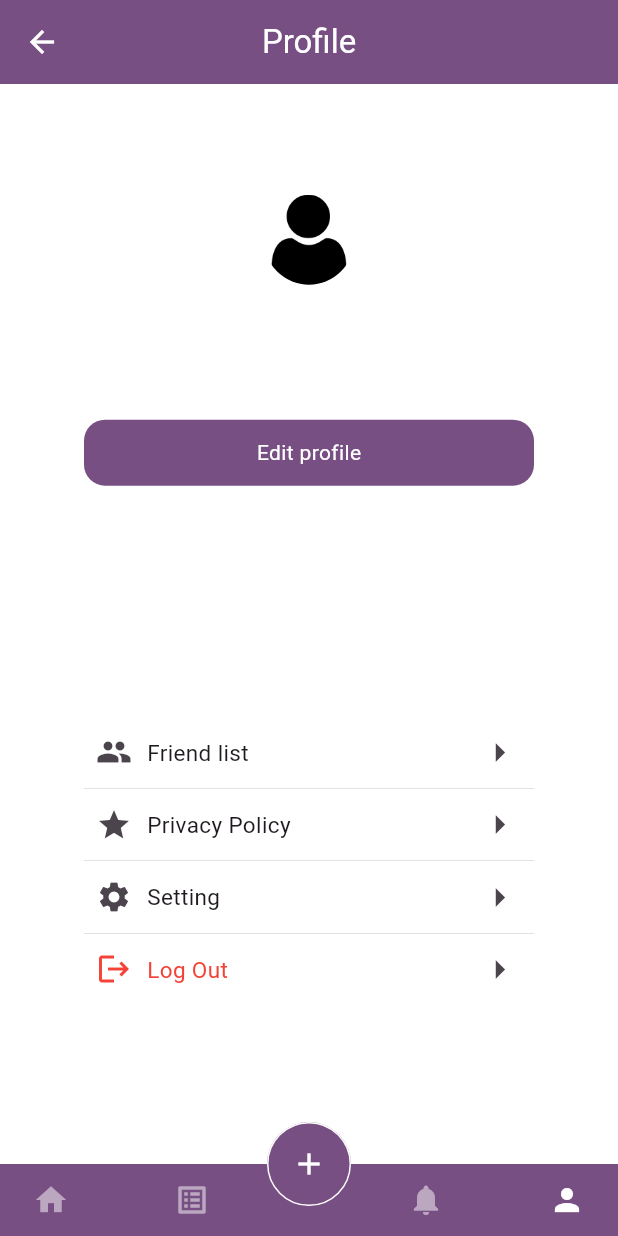
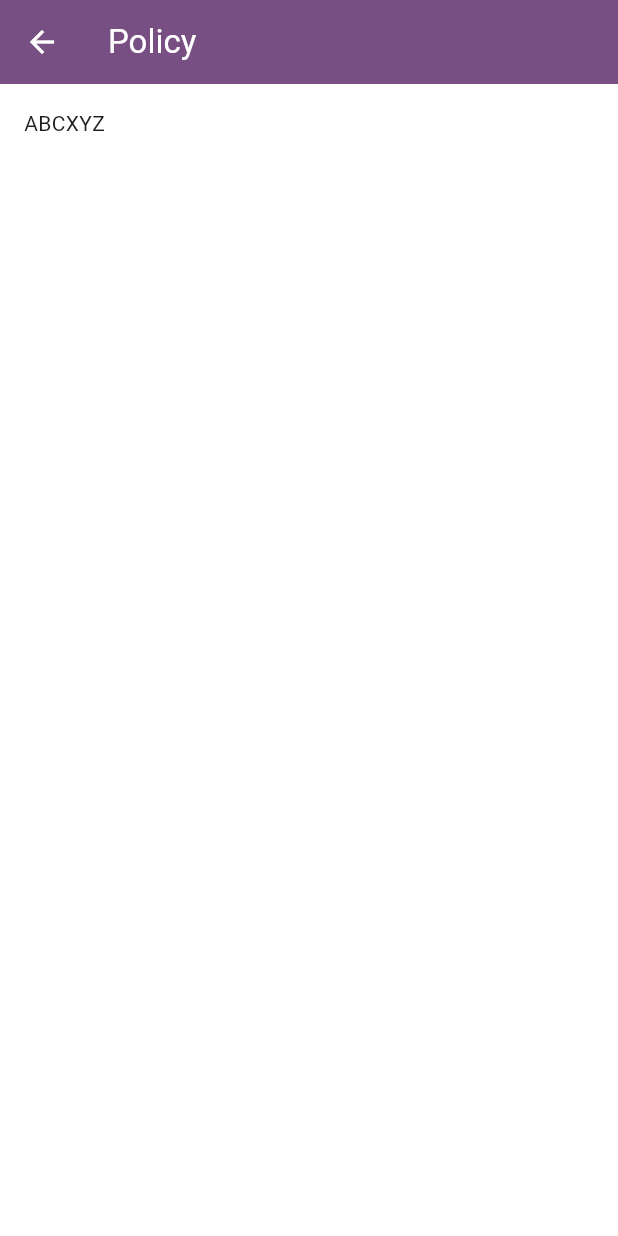
Before and after one commit to DangCaoHau2004/task_manager_app, a Flutter app: the screen it shows once a user with an empty profile is signed in, item 4 of the bottom bar chosen, after a tap on "Privacy Policy", on a phone screen of 412 x 824 dp. Run offline on Flutter 3.47's test engine with Material 3 defaults, Android fonts, the phone set to English and light mode, and no system bars; our stand-ins replace cloud_firestore, firebase_auth, firebase_core, flutter_riverpod, percent_indicator, shared_preferences; accounts and stored records are empty.

```diff
--- /dev/null
+++ b/lib/screens/policy.dart
@@ -0,0 +1,17 @@
+import 'package:flutter/material.dart';
+
+class Policy extends StatelessWidget {
+  const Policy({super.key});
+  @override
+  Widget build(BuildContext context) {
+    return Scaffold(
+      appBar: AppBar(
+        title: const Text("Policy"),
+      ),
+      body: Container(
+        padding: const EdgeInsets.all(16),
+        child: const Text("ABCXYZ"),
+      ),
+    );
+  }
+}
--- a/lib/screens/profile.dart
+++ b/lib/screens/profile.dart
@@ -16,12 +16,12 @@ class ProfileScreen extends ConsumerStatefulWidget {
 class _ProFileScreenState extends ConsumerState<ProfileScreen> {
   void _editProfile() async {
     final res = await showModalBottomSheet(
+      useSafeArea: true,
+      isScrollControlled: true,
       context: context,
       builder: (context) {
         return const EditProfile();
       },
-      useSafeArea: true,
-      isScrollControlled: true,
     );
     if (res != null) {
       ScaffoldMessenger.of(context).clearSnackBars();
@@ -129,7 +129,9 @@ class _ProFileScreenState extends ConsumerState<ProfileScreen> {
                     color: Colors.grey,
                   ),
                   IconButton(
-                    onPressed: () {},
+                    onPressed: () {
+                      navigatorToPolicy(context);
+                    },
                     icon: const Row(
                       children: [
                         Icon(
--- a/lib/utils/navigation_helper.dart
+++ b/lib/utils/navigation_helper.dart
@@ -7,6 +7,7 @@ import 'package:task_manager_app/screens/chat/chat.dart';
 import 'package:task_manager_app/screens/chat/detail_chat.dart';
 import 'package:task_manager_app/screens/forgot_password.dart';
 import 'package:task_manager_app/screens/list_friend.dart';
+import 'package:task_manager_app/screens/policy.dart';
 import 'package:task_manager_app/screens/profile_orther_user.dart';
 import 'package:task_manager_app/screens/search_result.dart';
 import 'package:task_manager_app/screens/setting.dart';
@@ -175,6 +176,14 @@ void navigatorToForgotPassword(context) {
   );
 }
 
+void navigatorToPolicy(context) {
+  Navigator.of(context).push(
+    MaterialPageRoute(
+      builder: (context) => const Policy(),
+    ),
+  );
+}
+
 void navigatorToSearchResult(context, String searchElement) {
   Navigator.of(context).push(
     MaterialPageRoute(
--- a/lib/widget/edit_profile.dart
+++ b/lib/widget/edit_profile.dart
@@ -74,7 +74,7 @@ class _EditProfileState extends ConsumerState<EditProfile> {
             bottom: keyboardSpace + 16,
           ),
           width: double.infinity,
-          child: ListView(
+          child: Column(
             children: [
               const Text(
                 "Edit profile",
```
Also changed, not shown: 4 other files.
